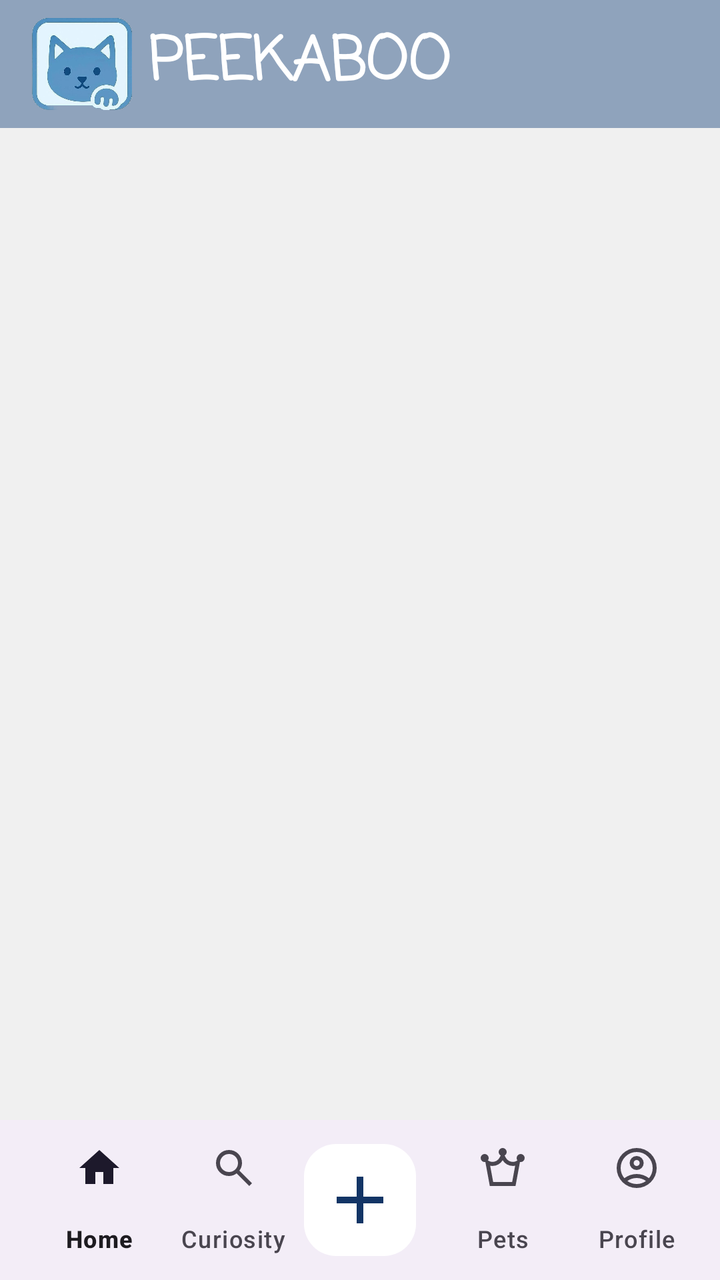
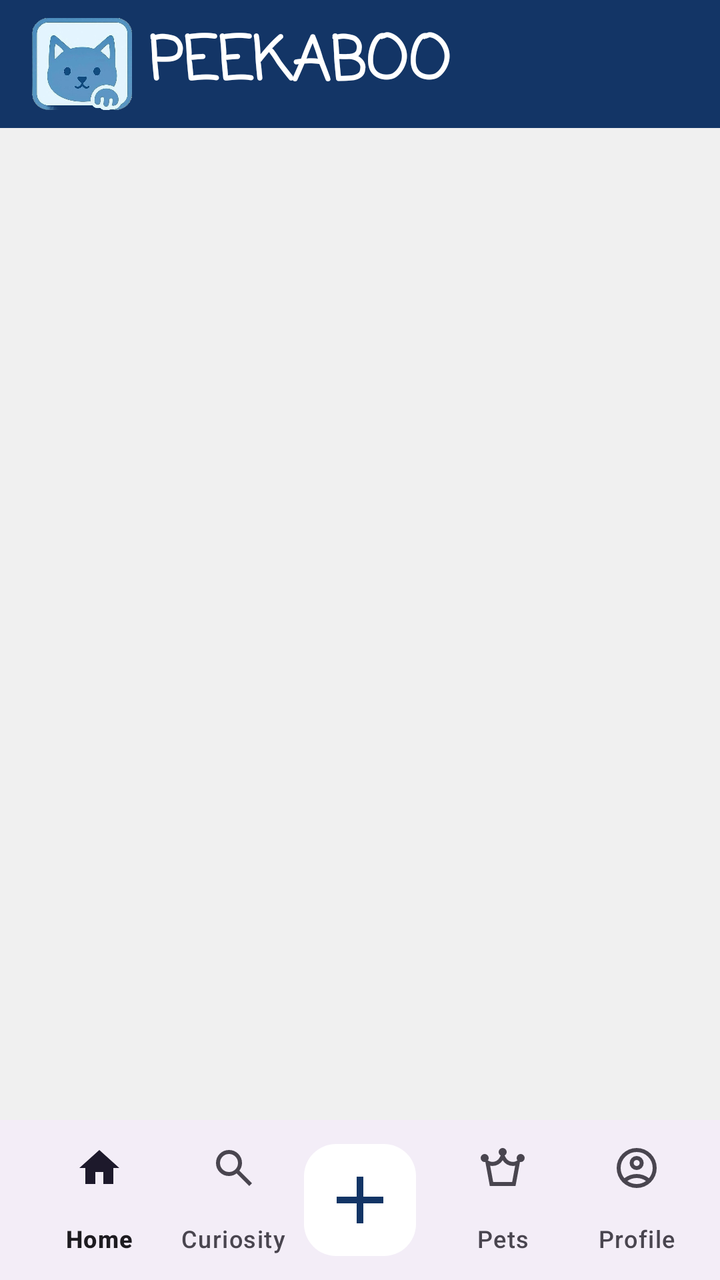

Screens rendered from an Android XML layout before and after an edit, with the pre-edit source and the edit as a unified diff.
<!-- AndroidManifest.xml: application theme Theme.Peekaboo -->
<!-- res/layout/activity_tela_principal.xml -->
<?xml version="1.0" encoding="utf-8"?>
<androidx.coordinatorlayout.widget.CoordinatorLayout

    xmlns:android="http://schemas.android.com/apk/res/android"
    xmlns:app="http://schemas.android.com/apk/res-auto"
    xmlns:tools="http://schemas.android.com/tools"
    android:id="@+id/main"
    android:layout_width="match_parent"
    android:layout_height="match_parent"
    android:background="@color/warm_gray"
    tools:context=".Tela_principal">

    <com.google.android.material.appbar.AppBarLayout
        android:layout_width="match_parent"
        android:layout_height="wrap_content">

        <androidx.appcompat.widget.Toolbar
            android:id="@+id/main_toolbar"
            android:layout_width="match_parent"
            android:layout_height="?attr/actionBarSize"
            android:background="@color/gray"
            android:theme="@style/ThemeOverlay.AppCompat.Dark.ActionBar"
            app:popupTheme="@style/ThemeOverlay.AppCompat.Light">

            <LinearLayout
                android:layout_width="wrap_content"
                android:layout_height="wrap_content"
                android:orientation="horizontal"
                android:gravity="center_vertical">

                <ImageView
                    android:layout_width="50dp"
                    android:layout_height="50dp"
                    android:padding="0dp"
                    android:src="@drawable/logohhh"
                    android:layout_marginEnd="8dp"/>

                <TextView
                    android:layout_width="wrap_content"
                    android:layout_height="wrap_content"
                    android:text="PEEKABOO"
                    android:fontFamily="casual"
                    android:textSize="30sp"
                    android:textStyle="bold"
                    android:textColor="@color/white"/>

            </LinearLayout>
        </androidx.appcompat.widget.Toolbar>

    </com.google.android.material.appbar.AppBarLayout>

    <FrameLayout
        android:id="@+id/frame_layout"
        android:layout_width="match_parent"
        android:layout_height="match_parent"
        android:layout_marginBottom="80dp" />

    <com.google.android.material.bottomappbar.BottomAppBar
        android:id="@+id/bottomAppBar"
        android:layout_width="match_parent"
        android:layout_height="wrap_content"
        android:layout_gravity="bottom"
        android:background="@color/white"
        app:fabCradleMargin="10dp"
        app:fabCradleRoundedCornerRadius="50dp"
        app:fabAlignmentMode="center">

        <com.google.android.material.bottomnavigation.BottomNavigationView
            android:id="@+id/bottomNavigationView"
            android:layout_width="match_parent"
            android:layout_height="wrap_content"
            android:background="@android:color/transparent"
            app:labelVisibilityMode="labeled"
            app:menu="@menu/bottom_menu" />

    </com.google.android.material.bottomappbar.BottomAppBar>

    <com.google.android.material.floatingactionbutton.FloatingActionButton
        android:id="@+id/fab"
        android:layout_width="wrap_content"
        android:layout_height="wrap_content"
        app:layout_anchor="@id/bottomAppBar"
        app:layout_anchorGravity="center"
        android:src="@drawable/outline_add_24"
        android:backgroundTint="@color/white"
        app:tint="@color/blue"
        app:maxImageSize="40dp" />

</androidx.coordinatorlayout.widget.CoordinatorLayout>
<!-- resources referenced by this layout -->
<resources>
  <color name="blue">#133566</color>
  <color name="gray">#8FA3BC</color>
  <color name="warm_gray">#F0F0F0</color>
  <color name="white">#FFFFFFFF</color>
  <!-- drawable logohhh: png bitmap (drawable, 195027 bytes) -->
  <!-- drawable outline_add_24 (drawable) -->
  <vector xmlns:android="http://schemas.android.com/apk/res/android" android:autoMirrored="true" android:height="24dp" android:tint="#DCDFEF" android:viewportHeight="960" android:viewportWidth="960" android:width="24dp">
        
      <path android:fillColor="@android:color/white" android:pathData="M440,520L200,520L200,440L440,440L440,200L520,200L520,440L760,440L760,520L520,520L520,760L440,760L440,520Z"/>
      
  </vector>
  <style name="Theme.Peekaboo" parent="Base.Theme.Peekaboo" />
  <style name="Base.Theme.Peekaboo" parent="Theme.Material3.DayNight.NoActionBar">
          <item name="colorPrimary">@color/blue</item>
          <item name="colorPrimaryVariant">@color/blue</item>
          <item name="colorOnPrimary">@color/white</item>
  
          <item name="colorSecondary">@color/accent_orange</item>
          <item name="colorSecondaryVariant">@color/accent_orange</item>
          <item name="colorOnSecondary">@color/white</item>
  
          <item name="android:statusBarColor">?attr/colorPrimaryVariant</item>
  
          <item name="android:windowBackground">@color/warm_gray</item>
      </style>
  <color name="accent_orange">#E06D28</color>
</resources>

<!-- the commit's change to res/layout/activity_tela_principal.xml (unified diff, before → after) -->
@@ -18,7 +18,7 @@
             android:id="@+id/main_toolbar"
             android:layout_width="match_parent"
             android:layout_height="?attr/actionBarSize"
-            android:background="@color/gray"
+            android:background="@color/blue"
             android:theme="@style/ThemeOverlay.AppCompat.Dark.ActionBar"
             app:popupTheme="@style/ThemeOverlay.AppCompat.Light">
 
@@ -32,7 +32,7 @@
                     android:layout_width="50dp"
                     android:layout_height="50dp"
                     android:padding="0dp"
-                    android:src="@drawable/logohhh"
+                    android:src="@drawable/logo"
                     android:layout_marginEnd="8dp"/>
 
                 <TextView
<!-- resource entries referenced after the edit -->
@@ -1,10 +1,9 @@
 <!-- resources referenced by this layout -->
 <resources>
   <color name="blue">#133566</color>
-  <color name="gray">#8FA3BC</color>
   <color name="warm_gray">#F0F0F0</color>
   <color name="white">#FFFFFFFF</color>
-  <!-- drawable logohhh: png bitmap (drawable, 195027 bytes) -->
+  <!-- drawable logo: png bitmap (drawable, 195027 bytes) -->
   <!-- drawable outline_add_24 (drawable) -->
   <vector xmlns:android="http://schemas.android.com/apk/res/android" android:autoMirrored="true" android:height="24dp" android:tint="#DCDFEF" android:viewportHeight="960" android:viewportWidth="960" android:width="24dp">
         
